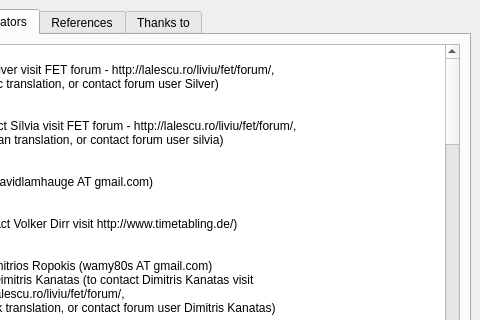
vonmecheln/fet, file fet/src/interface/helpaboutform_template.ui: the form before one commit; both pictures show x 210 to 690 and y 0 to 320 of the 690 by 405 pixel window.
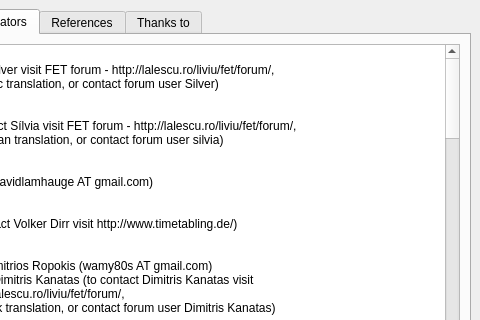
The form after the commit. The open tabs and pages were chosen to show the change.

Diff of the .ui file:
```diff
--- a/fet/src/interface/helpaboutform_template.ui
+++ b/fet/src/interface/helpaboutform_template.ui
@@ -25,6 +25,9 @@
      <property name="currentIndex">
       <number>4</number>
      </property>
+     <property name="usesScrollButtons">
+      <bool>true</bool>
+     </property>
      <widget class="QWidget" name="tab">
       <attribute name="title">
        <string>Authors</string>
@@ -169,6 +172,12 @@
 &lt;p style=&quot; margin-top:0px; margin-bottom:0px; margin-left:0px; margin-right:0px; -qt-block-indent:0; text-indent:0px;&quot;&gt;&lt;span style=&quot; font-size:9pt;&quot;&gt;	initial translator: Patrick Fox (patrick.fox AT laposte.net)&lt;/span&gt;&lt;/p&gt;
 &lt;p style=&quot; margin-top:0px; margin-bottom:0px; margin-left:0px; margin-right:0px; -qt-block-indent:0; text-indent:0px;&quot;&gt;&lt;span style=&quot; font-size:9pt;&quot;&gt;	current translator: Régis Bouguin (regis.bouguin AT laposte.net)&lt;/span&gt;&lt;/p&gt;
 &lt;p style=&quot;-qt-paragraph-type:empty; margin-top:0px; margin-bottom:0px; margin-left:0px; margin-right:0px; -qt-block-indent:0; text-indent:0px; font-size:9pt;&quot;&gt;&lt;/p&gt;
+&lt;p style=&quot; margin-top:0px; margin-bottom:0px; margin-left:0px; margin-right:0px; -qt-block-indent:0; text-indent:0px;&quot;&gt;&lt;span style=&quot; font-size:9pt;&quot;&gt;gl - Galician translation&lt;/span&gt;&lt;/p&gt;
+&lt;p style=&quot; margin-top:0px; margin-bottom:0px; margin-left:0px; margin-right:0px; -qt-block-indent:0; text-indent:0px;&quot;&gt;&lt;span style=&quot; font-size:9pt;&quot;&gt;	Juan Marcos Filgueira Gomis (to contact marcos.filgueira, visit FET forum - http://lalescu.ro/liviu/fet/forum/,&lt;/span&gt;&lt;/p&gt;
+&lt;p style=&quot; margin-top:0px; margin-bottom:0px; margin-left:0px; margin-right:0px; -qt-block-indent:0; text-indent:0px;&quot;&gt;&lt;span style=&quot; font-size:9pt;&quot;&gt;	section about Galician translation, or contact forum user marcos.filgueira)&lt;/span&gt;&lt;/p&gt;
+&lt;p style=&quot; margin-top:0px; margin-bottom:0px; margin-left:0px; margin-right:0px; -qt-block-indent:0; text-indent:0px;&quot;&gt;&lt;span style=&quot; font-size:9pt;&quot;&gt;	this translation was based on the Spanish translation by José César Fernández López&lt;/span&gt;&lt;/p&gt;
+&lt;p style=&quot; margin-top:0px; margin-bottom:0px; margin-left:0px; margin-right:0px; -qt-block-indent:0; text-indent:0px;&quot;&gt;&lt;span style=&quot; font-size:9pt;&quot;&gt;	as of April 2011 (see es - Spanish translation for more information)&lt;/span&gt;&lt;/p&gt;
+&lt;p style=&quot;-qt-paragraph-type:empty; margin-top:0px; margin-bottom:0px; margin-left:0px; margin-right:0px; -qt-block-indent:0; text-indent:0px; font-size:9pt;&quot;&gt;&lt;/p&gt;
 &lt;p style=&quot; margin-top:0px; margin-bottom:0px; margin-left:0px; margin-right:0px; -qt-block-indent:0; text-indent:0px;&quot;&gt;&lt;span style=&quot; font-size:9pt;&quot;&gt;he - Hebrew translation&lt;/span&gt;&lt;/p&gt;
 &lt;p style=&quot; margin-top:0px; margin-bottom:0px; margin-left:0px; margin-right:0px; -qt-block-indent:0; text-indent:0px;&quot;&gt;&lt;span style=&quot; font-size:9pt;&quot;&gt;	Yotam Medini (yotam.medini AT gmail.com)&lt;/span&gt;&lt;/p&gt;
 &lt;p style=&quot;-qt-paragraph-type:empty; margin-top:0px; margin-bottom:0px; margin-left:0px; margin-right:0px; -qt-block-indent:0; text-indent:0px; font-size:9pt;&quot;&gt;&lt;/p&gt;
```
Left out of the diff: 6 changed lines with no effect on the pictures.
